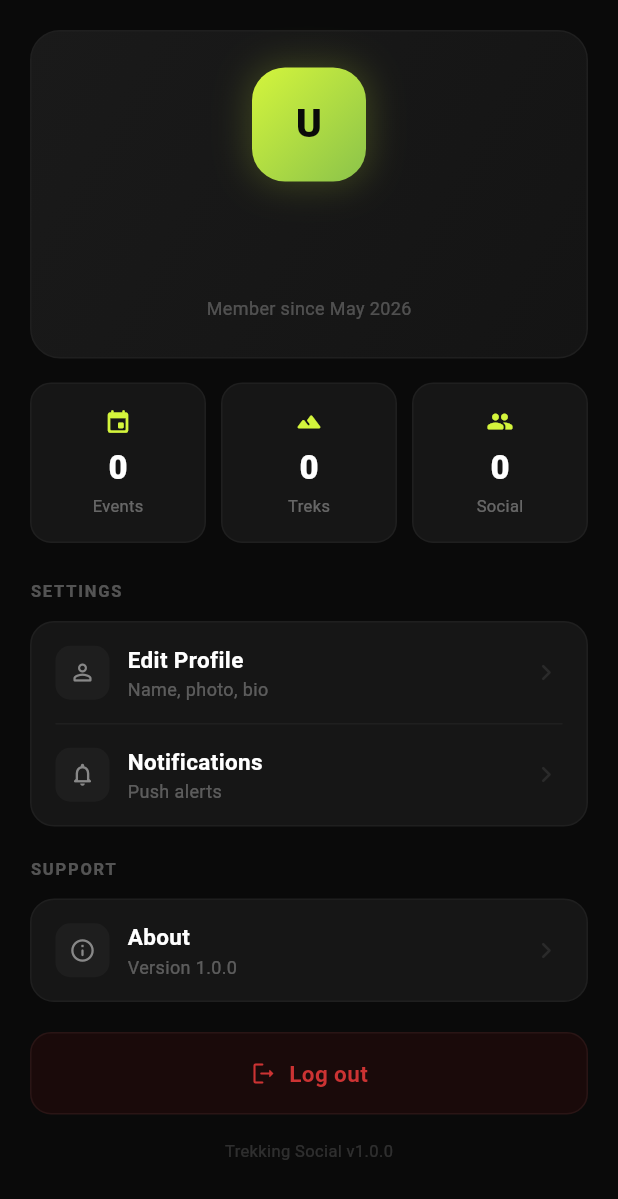
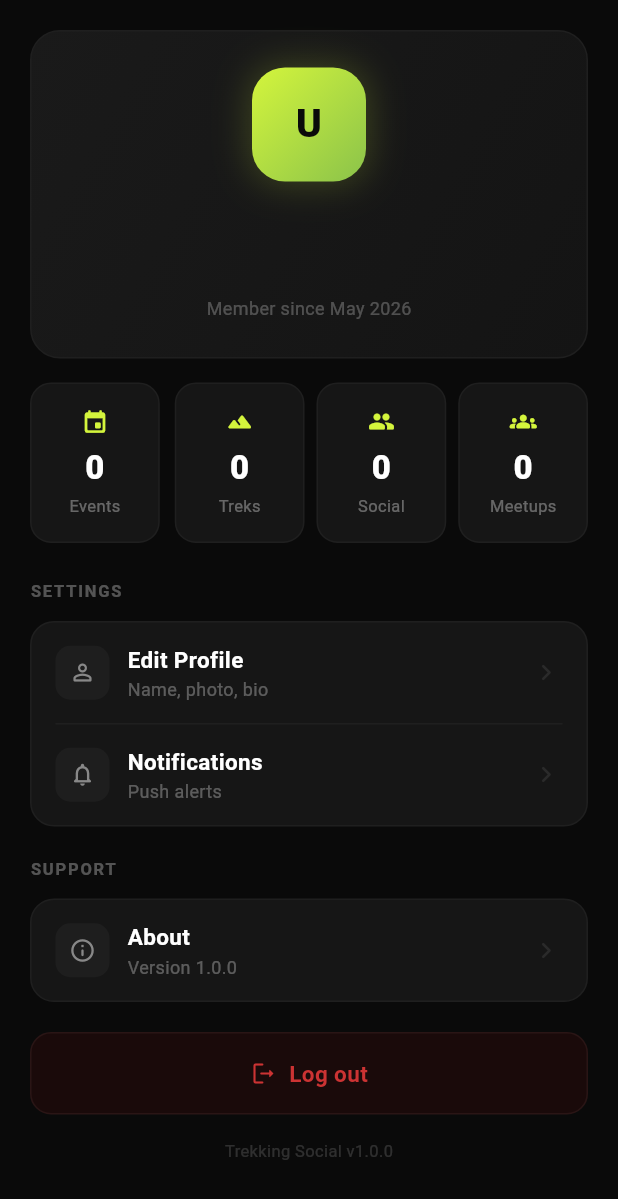
Before and after one commit to Brownspite/trekking_social, a Flutter app: the ProfileScreen widget shown alone on an empty page, opened directly, on a phone screen of 412 x 824 dp. Shown: the top 1199 px of the screen. Run offline on Flutter 3.47's test engine with Material 3 defaults, Android fonts, the light colour scheme and no system bars; our stand-ins replace cloud_firestore, firebase_auth, firebase_core, google_sign_in; accounts and stored records are empty.

Commit message:
Add Meetup category alongside others in Home and Profile screens

```diff
--- a/lib/screens/home_screen.dart
+++ b/lib/screens/home_screen.dart
@@ -65,11 +65,7 @@ class _HomeScreenState extends State<HomeScreen> with TickerProviderStateMixin {
     super.dispose();
   }
 
-  List<String> get _categories {
-    final tags = _events.map((e) => e.tag).toSet().toList();
-    tags.sort();
-    return ['All', ...tags];
-  }
+  final List<String> _categories = ['All', 'Trekking', 'Social', 'Meetup'];
 
   List<TrekEvent> get _filteredEvents {
     var events = _events;
--- a/lib/screens/profile_screen.dart
+++ b/lib/screens/profile_screen.dart
@@ -18,6 +18,7 @@ class _ProfileScreenState extends State<ProfileScreen> {
   int _totalEvents = 0;
   int _trekCount = 0;
   int _socialCount = 0;
+  int _meetupCount = 0;
   int _avatarId = 0;
   bool _isLoading = true;
 
@@ -63,6 +64,7 @@ class _ProfileScreenState extends State<ProfileScreen> {
 
     int trekCount = 0;
     int socialCount = 0;
+    int meetupCount = 0;
 
     if (eventsJoined.isNotEmpty) {
       final eventsSnap = await FirebaseFirestore.instance
@@ -72,7 +74,8 @@ class _ProfileScreenState extends State<ProfileScreen> {
       for (final doc in eventsSnap.docs) {
         final tag = (doc.data()['tag'] as String?) ?? '';
         if (tag == 'Trekking') trekCount++;
-        else socialCount++;
+        else if (tag == 'Social') socialCount++;
+        else if (tag == 'Meetup') meetupCount++;
       }
     }
 
@@ -83,6 +86,7 @@ class _ProfileScreenState extends State<ProfileScreen> {
         _totalEvents = eventsJoined.length;
         _trekCount = trekCount;
         _socialCount = socialCount;
+        _meetupCount = meetupCount;
         _avatarId = avatarId;
         _isLoading = false;
       });
@@ -212,8 +216,10 @@ class _ProfileScreenState extends State<ProfileScreen> {
                   _buildStatBox('${_isLoading ? '-' : _totalEvents}', 'Events', Icons.event_rounded),
                   const SizedBox(width: 10),
                   _buildStatBox('${_isLoading ? '-' : _trekCount}', 'Treks', Icons.terrain_rounded),
-                  const SizedBox(width: 10),
+                  const SizedBox(width: 8),
                   _buildStatBox('${_isLoading ? '-' : _socialCount}', 'Social', Icons.people_rounded),
+                  const SizedBox(width: 8),
+                  _buildStatBox('${_isLoading ? '-' : _meetupCount}', 'Meetups', Icons.groups_rounded),
                 ],
               ),
             ),
```
